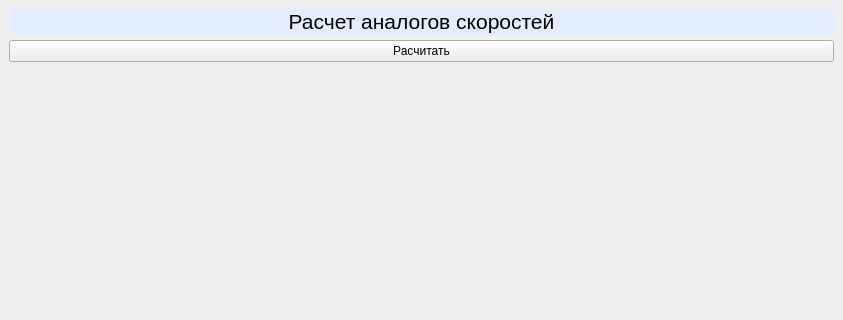
Above: src/qt/ui/main_window.ui from GrateJastes/TheGreatTMM before the change; both pictures show x 0 to 843 and y 0 to 320 of the 843 by 874 pixel window. Below: the same form after it.
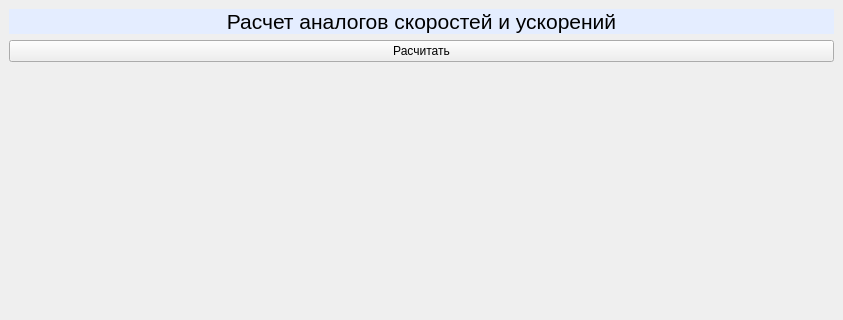
That is the form after the change.

Patch:
```diff
--- a/src/qt/ui/main_window.ui
+++ b/src/qt/ui/main_window.ui
@@ -2172,7 +2172,7 @@
 </string>
           </property>
           <property name="text">
-           <string>Расчет аналогов скоростей</string>
+           <string>Расчет аналогов скоростей и ускорений</string>
           </property>
           <property name="alignment">
            <set>Qt::AlignCenter</set>
```
